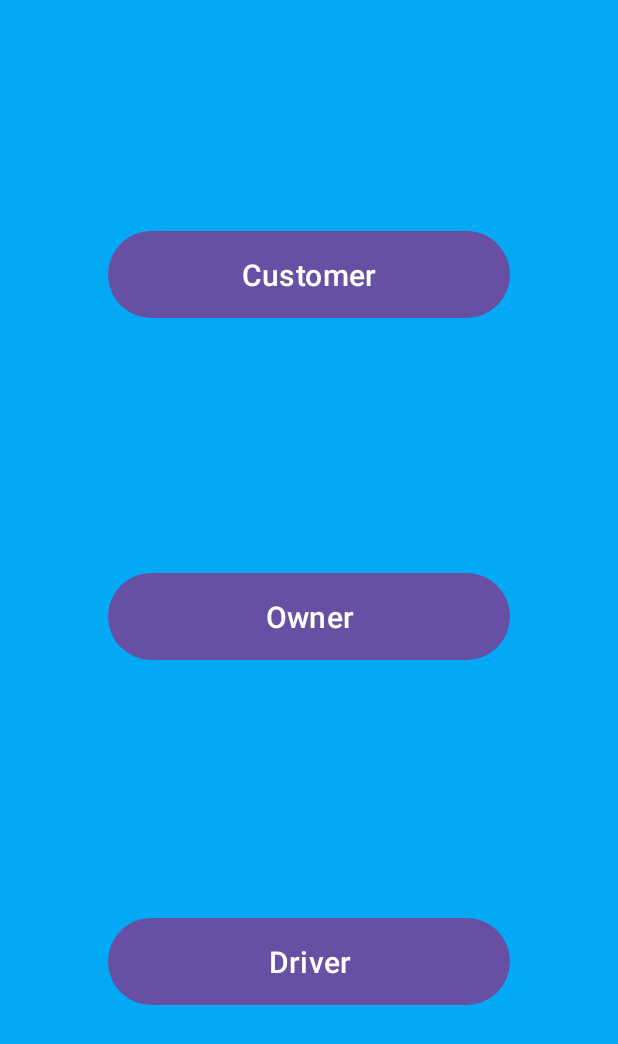
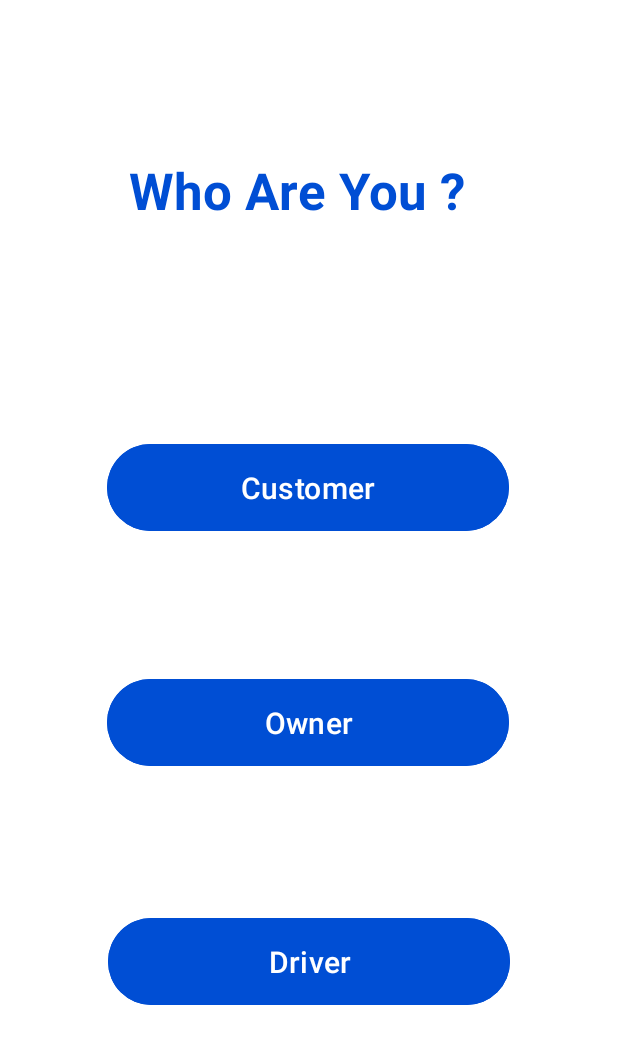
Before and after one commit to YasodhaHeshan/MAD_Project, an Android app: the ChooseActivity screen opened directly, with no data from a screen before it, on a phone screen of 412 x 824 dp. Shown: the top 1044 px of the screen. Run offline under Robolectric (Android 15) with nearby library versions, the phone set to English and light mode, and no system bars.

Commit message:
update activity_choose.xml UI

```diff
--- a/app/src/main/res/layout/activity_choose.xml
+++ b/app/src/main/res/layout/activity_choose.xml
@@ -4,13 +4,14 @@
     xmlns:tools="http://schemas.android.com/tools"
     android:layout_width="match_parent"
     android:layout_height="match_parent"
-    android:background="#03A9F4">
+    android:background="@color/white">
 
     <Button
         android:id="@+id/btndriver"
         android:layout_width="268dp"
         android:layout_height="66dp"
         android:layout_marginBottom="150dp"
+        android:backgroundTint="#004ED4"
         android:text="Driver"
         android:textSize="20dp"
         app:layout_constraintBottom_toBottomOf="parent"
@@ -21,10 +22,12 @@
         android:id="@+id/btncustomer"
         android:layout_width="268dp"
         android:layout_height="66dp"
-        android:layout_marginTop="150dp"
+        android:layout_marginTop="292dp"
+        android:backgroundTint="#004ED4"
         android:text="Customer"
         android:textSize="20dp"
         app:layout_constraintEnd_toEndOf="parent"
+        app:layout_constraintHorizontal_bias="0.496"
         app:layout_constraintStart_toStartOf="parent"
         app:layout_constraintTop_toTopOf="parent" />
 
@@ -32,11 +35,26 @@
         android:id="@+id/btnowner"
         android:layout_width="268dp"
         android:layout_height="66dp"
+        android:backgroundTint="#004ED4"
         android:text="Owner"
         android:textSize="20dp"
         app:layout_constraintBottom_toTopOf="@+id/btndriver"
         app:layout_constraintEnd_toEndOf="parent"
+        app:layout_constraintHorizontal_bias="0.496"
         app:layout_constraintStart_toStartOf="parent"
         app:layout_constraintTop_toBottomOf="@+id/btncustomer"
-        app:layout_constraintVertical_bias="0.497" />
+        app:layout_constraintVertical_bias="0.494" />
+
+    <TextView
+        android:id="@+id/textView2"
+        android:layout_width="240dp"
+        android:layout_height="66dp"
+        android:layout_marginTop="104dp"
+        android:text="Who Are You ?"
+        android:textColor="#004ED4"
+        android:textSize="34sp"
+        android:textStyle="bold"
+        app:layout_constraintEnd_toEndOf="parent"
+        app:layout_constraintStart_toStartOf="parent"
+        app:layout_constraintTop_toTopOf="parent" />
 </androidx.constraintlayout.widget.ConstraintLayout>
```
